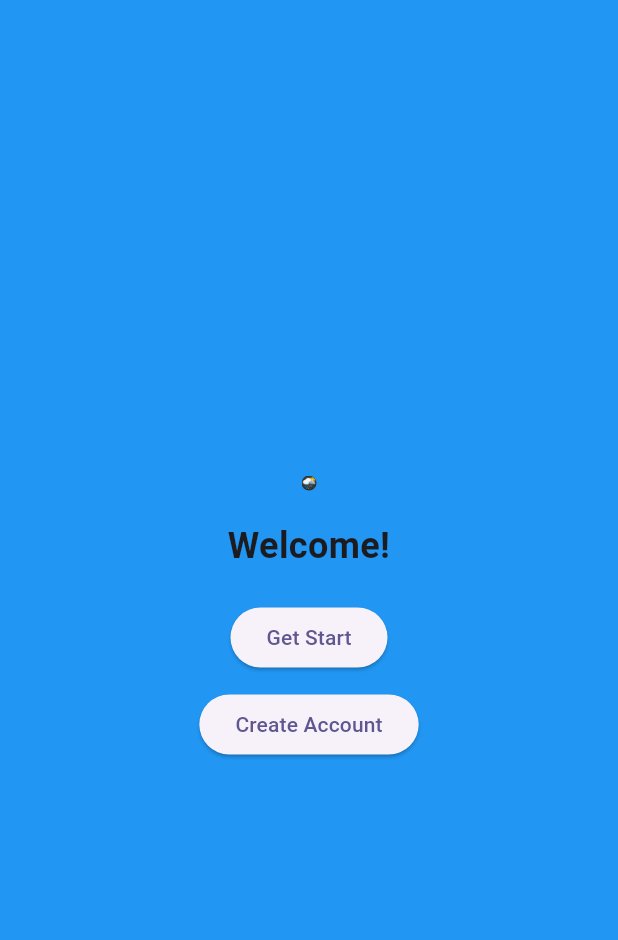
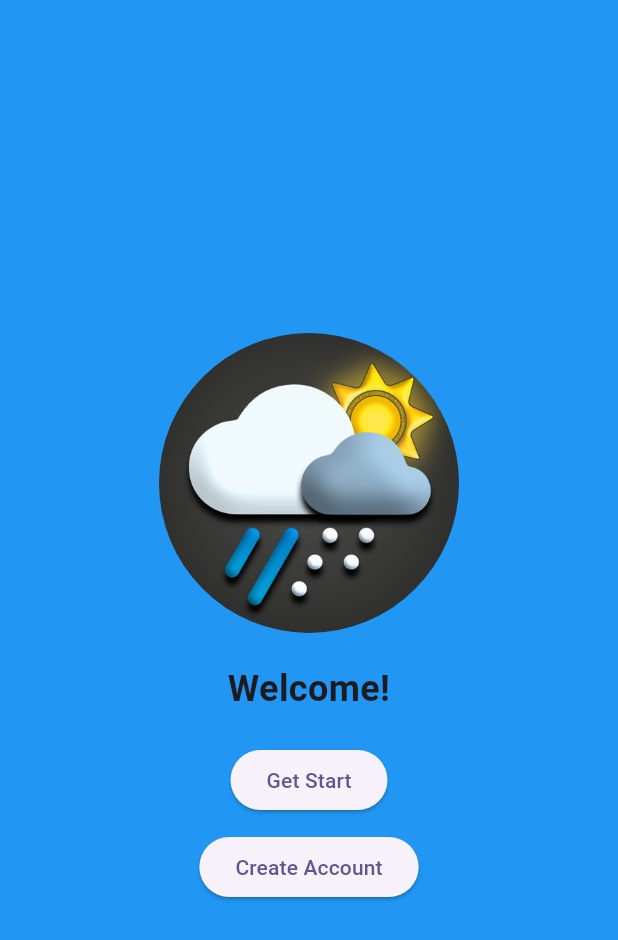
Before and after one commit to chamodlw/firebase_authentication, a Flutter app: the screen it shows after launch, on a phone screen of 412 x 824 dp. Shown: the top 940 px of the screen. Run offline on Flutter 3.47's test engine with Material 3 defaults, Android fonts, the phone set to English and light mode, and no system bars; our stand-ins replace firebase_auth, firebase_core; accounts and stored records are empty.

Commit message:
start page1

```diff
--- a/lib/login_signup.dart
+++ b/lib/login_signup.dart
@@ -16,9 +16,9 @@ class LoginSignupScreen extends StatelessWidget {
             mainAxisAlignment: MainAxisAlignment.center,
             children: [
                 ClipRRect(
-                borderRadius: BorderRadius.circular(80.0), // Set the radius here
+                borderRadius: BorderRadius.circular(100.0), // Set the radius here
                 child: Image.asset('assets/images/weather.png',
-                height: 10.0,), // Add the image here
+                height: 200.0,), // Add the image here
                 ),
               const SizedBox(height: 20),
               const Text(
```
